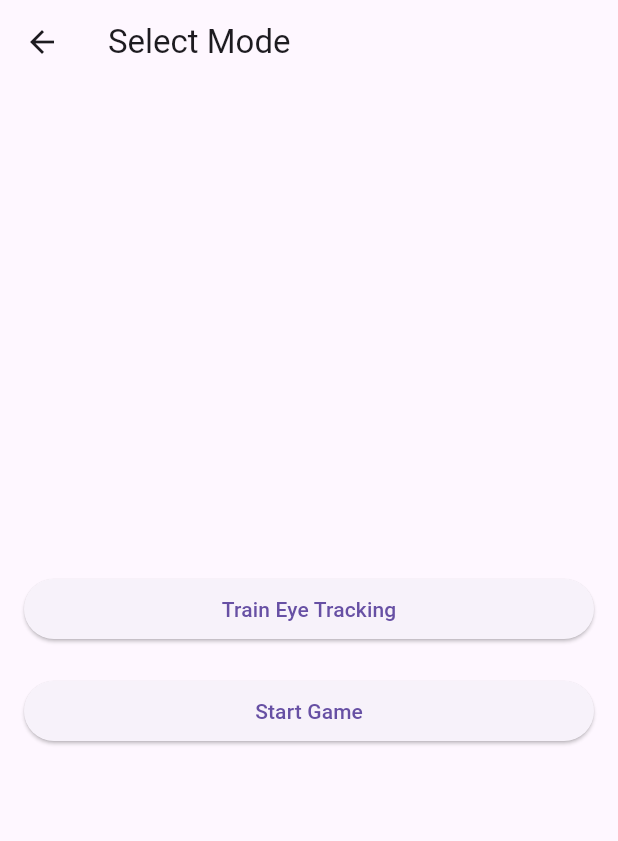
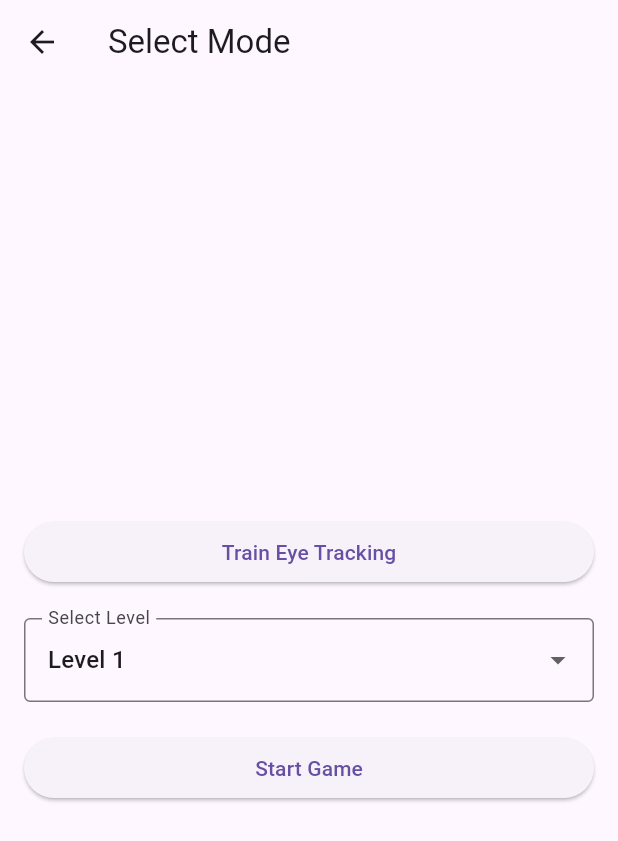
Before and after one commit to sarojk562/memory_game_admin, a Flutter app: the ModeSelectionScreen screen opened directly, on a phone screen of 412 x 824 dp. Shown: the top 841 px of the screen. Run offline on Flutter 3.47's test engine with Material 3 defaults, Android fonts, the phone set to English and light mode, and no system bars; our stand-ins replace camera, confetti, firebase_core, firebase_storage, flip_card, lottie; accounts and stored records are empty.

Commit message:
level selection added in mode selection screen

```diff
--- a/lib/views/mode_selection_screen.dart
+++ b/lib/views/mode_selection_screen.dart
@@ -2,19 +2,27 @@ import 'package:flutter/material.dart';
 import 'package:flutter_memory_game/views/eye_tracking_screen.dart';
 import 'package:flutter_memory_game/views/game_screen.dart';
 
-class ModeSelectionScreen extends StatelessWidget {
+class ModeSelectionScreen extends StatefulWidget {
   const ModeSelectionScreen({Key? key}) : super(key: key);
+
+  @override
+  _ModeSelectionScreenState createState() => _ModeSelectionScreenState();
+}
+
+class _ModeSelectionScreenState extends State<ModeSelectionScreen> {
+  int _selectedLevel = 1;
 
   @override
   Widget build(BuildContext context) {
     return Scaffold(
       appBar: AppBar(title: const Text('Select Mode')),
       body: Padding(
-        padding: const EdgeInsets.symmetric(horizontal: 16.0),  // add some side padding
+        padding: const EdgeInsets.symmetric(horizontal: 16.0),
         child: Column(
           mainAxisAlignment: MainAxisAlignment.center,
-          crossAxisAlignment: CrossAxisAlignment.stretch,     // <–– stretch children
+          crossAxisAlignment: CrossAxisAlignment.stretch,
           children: [
+            // Train eye-tracking button stays the same
             ElevatedButton(
               onPressed: () {
                 Navigator.push(
@@ -25,11 +33,34 @@ class ModeSelectionScreen extends StatelessWidget {
               child: const Text('Train Eye Tracking'),
             ),
             const SizedBox(height: 20),
+
+            // ─── New dropdown ───
+            DropdownButtonFormField<int>(
+              value: _selectedLevel,
+              decoration: const InputDecoration(
+                labelText: 'Select Level',
+                border: OutlineInputBorder(),
+              ),
+              items: [1, 2, 3]
+                  .map((lvl) => DropdownMenuItem(
+                value: lvl,
+                child: Text('Level $lvl'),
+              ))
+                  .toList(),
+              onChanged: (lvl) {
+                if (lvl != null) setState(() => _selectedLevel = lvl);
+              },
+            ),
+            const SizedBox(height: 20),
+
+            // Start game button now passes _selectedLevel
             ElevatedButton(
               onPressed: () {
                 Navigator.push(
                   context,
-                  MaterialPageRoute(builder: (_) => const MyFlipCardGame()),
+                  MaterialPageRoute(
+                    builder: (_) => MyFlipCardGame(level: _selectedLevel),
+                  ),
                 );
               },
               child: const Text('Start Game'),
```
Also changed, not shown: lib/views/game_screen.dart (+10 -15 lines).
